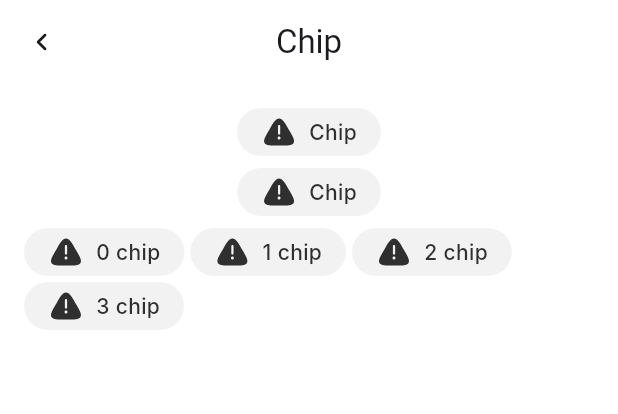
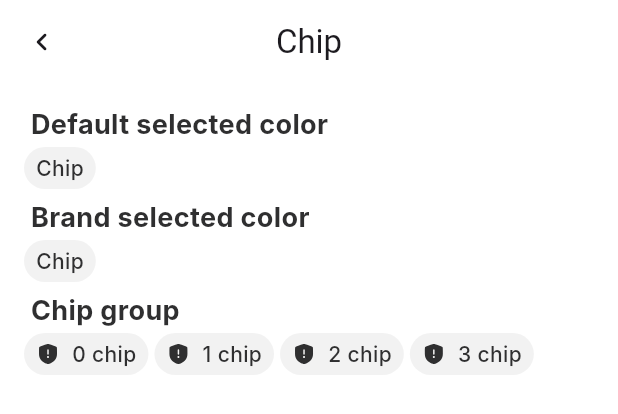
Before and after one commit to ShoshiDeveloper/shoshi_ui, a Flutter app: the ChipDemo widget shown alone on an empty page, opened directly, on a phone screen of 412 x 824 dp. Shown: the top 414 px of the screen. Run offline on Flutter 3.47's test engine with Material 3 defaults, Android fonts, the phone set to English and light mode, and no system bars; our stand-ins replace flutter_svg, skeletonizer; Roboto replaces fonts that are missing (Inter).

Commit message:
fix: chip sizes

```diff
--- a/example/lib/demo/pages/chip_demo.dart
+++ b/example/lib/demo/pages/chip_demo.dart
@@ -1,4 +1,6 @@
 import 'package:example/demo/helpers/demo_page.dart';
+import 'package:example/demo/helpers/demo_section.dart';
+import 'package:example/demo/helpers/demo_title.dart';
 import 'package:flutter/material.dart';
 import 'package:shoshi_ui/shoshi_ui.dart';
 
@@ -19,16 +21,18 @@ class _ChipDemoState extends State<ChipDemo> {
     return DemoPage(
       title: 'Chip',
       children: [
-        Center(
-          child: SChip(
+        DemoSection(
+          title: DemoTitle('Default selected color'),
+          demo: SChip(
             isSelected: isSelected,
             text: 'Chip',
             onChanged: (value) => setState(() => isSelected = value),
           ),
         ),
 
-        Center(
-          child: SChip(
+        DemoSection(
+          title: DemoTitle('Brand selected color'),
+          demo: SChip(
             isSelected: isSelected,
             text: 'Chip',
             selectedVariant: SChipSelectedVariant.brand,
@@ -36,12 +40,19 @@ class _ChipDemoState extends State<ChipDemo> {
           ),
         ),
 
-        SChipGroup(
-          onChanged: (index, isSelected) =>
-              setState(() => chips[index] = isSelected),
-          children: List.generate(
-            chips.length,
-            (index) => SChip(isSelected: chips[index], text: '$index chip'),
+        DemoSection(
+          title: DemoTitle('Chip group'),
+          demo: SChipGroup(
+            onChanged: (index, isSelected) =>
+                setState(() => chips[index] = isSelected),
+            children: List.generate(
+              chips.length,
+              (index) => SChip(
+                isSelected: chips[index],
+                icon: SIconsFilled.shieldWarning,
+                text: '$index chip',
+              ),
+            ),
           ),
         ),
       ],
--- a/lib/src/widgets/chip/chip.dart
+++ b/lib/src/widgets/chip/chip.dart
@@ -10,12 +10,14 @@ class SChip extends StatelessWidget {
     required this.text,
     this.selectedVariant = SChipSelectedVariant.monochrome,
     this.onChanged,
+    this.icon,
     super.key,
   });
 
   final bool isSelected;
   final SChipSelectedVariant selectedVariant;
   final String text;
+  final SIconData? icon;
 
   final ValueChanged<bool>? onChanged;
 
@@ -25,6 +27,7 @@ class SChip extends StatelessWidget {
       text: text,
       selectedVariant: selectedVariant,
       onChanged: onChanged ?? this.onChanged,
+      icon: icon,
       key: key,
     );
   }
@@ -35,7 +38,7 @@ class SChip extends StatelessWidget {
       onTap: () => onChanged?.call(!isSelected),
       child: Container(
         padding: const EdgeInsets.symmetric(
-          horizontal: SSpacings.s16,
+          horizontal: SSpacings.s08,
           vertical: SSpacings.s04,
         ),
         decoration: BoxDecoration(
@@ -54,12 +57,14 @@ class SChip extends StatelessWidget {
           mainAxisSize: MainAxisSize.min,
           spacing: SSpacings.s08,
           children: [
-            SIcon.filled(
-              icon: SIconsFilled.dangerTriangle,
-              color: isSelected
-                  ? context.theme.textColors.inversePrimary
-                  : context.theme.textColors.primary,
-            ),
+            if (icon != null)
+              SIcon(
+                icon: icon!,
+                color: isSelected
+                    ? context.theme.textColors.inversePrimary
+                    : context.theme.textColors.primary,
+                size: 16,
+              ),
             Text(
               text,
               style: context.theme.textStyles.body2(
```
